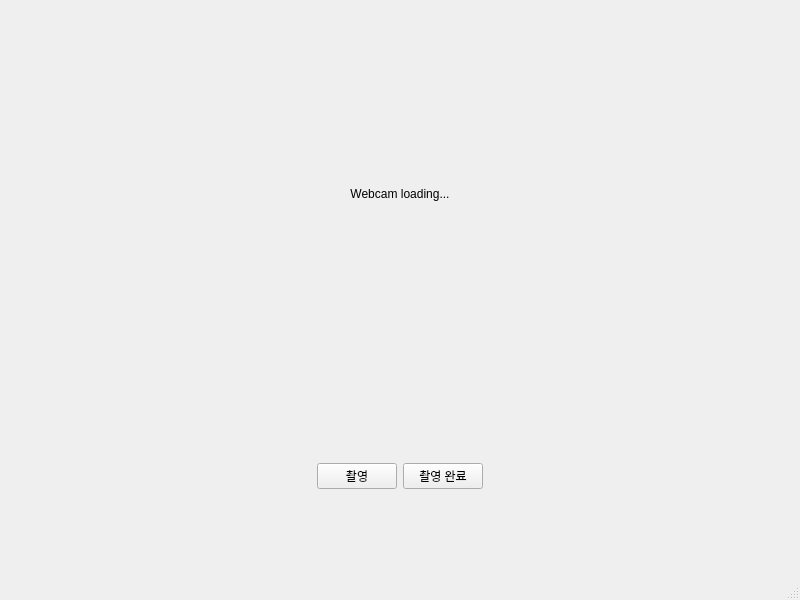
Old version of the form Intel_opencv3team/mainwindow.ui in the repository SulfurCamp/Intel_OpenCV_Project_Team2.
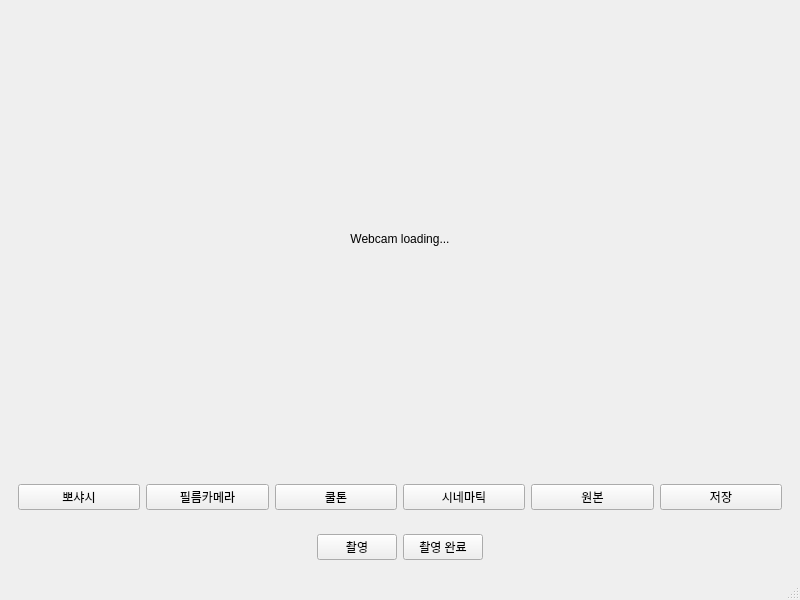
New version of the form.

The edit to the form file:
```diff
--- a/Intel_opencv3team/mainwindow.ui
+++ b/Intel_opencv3team/mainwindow.ui
@@ -14,7 +14,7 @@
    <string>Panorama Stitcher</string>
   </property>
   <widget class="QWidget" name="centralwidget">
-   <layout class="QVBoxLayout" name="verticalLayout" stretch="2,1">
+   <layout class="QVBoxLayout" name="verticalLayout" stretch="1,0,0">
     <item>
      <widget class="QLabel" name="displayLabel">
       <property name="text">
@@ -25,6 +25,54 @@
       </property>
      </widget>
     </item>
+    <item>
+     <widget class="QWidget" name="filterWidget" native="true">
+      <layout class="QHBoxLayout" name="horizontalLayout_2">
+       <item>
+        <widget class="QPushButton" name="filterBeautyButton">
+         <property name="text">
+          <string>뽀샤시</string>
+         </property>
+        </widget>
+       </item>
+       <item>
+        <widget class="QPushButton" name="filterFilmButton">
+         <property name="text">
+          <string>필름카메라</string>
+         </property>
+        </widget>
+       </item>
+       <item>
+        <widget class="QPushButton" name="filterCoolButton">
+         <property name="text">
+          <string>쿨톤</string>
+         </property>
+        </widget>
+       </item>
+       <item>
+        <widget class="QPushButton" name="filterCinemaButton">
+         <property name="text">
+          <string>시네마틱</string>
+         </property>
+        </widget>
+       </item>
+       <item>
+        <widget class="QPushButton" name="filterOriginalButton">
+         <property name="text">
+          <string>원본</string>
+         </property>
+        </widget>
+       </item>
+       <item>
+        <widget class="QPushButton" name="saveButton">
+         <property name="text">
+          <string>저장</string>
+         </property>
+        </widget>
+       </item>
+      </layout>
+     </widget>
+    </item>
     <item>
      <widget class="QWidget" name="menuWidget" native="true">
       <layout class="QHBoxLayout" name="horizontalLayout">
```
